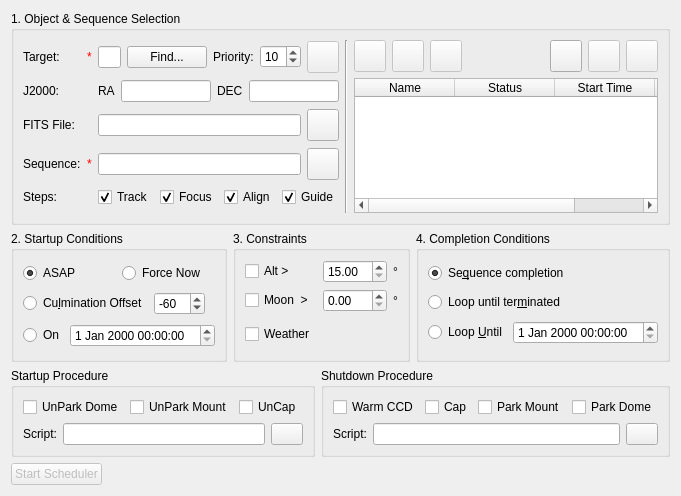
KDE/kstars, file kstars/ekos/scheduler.ui: the form before one commit.
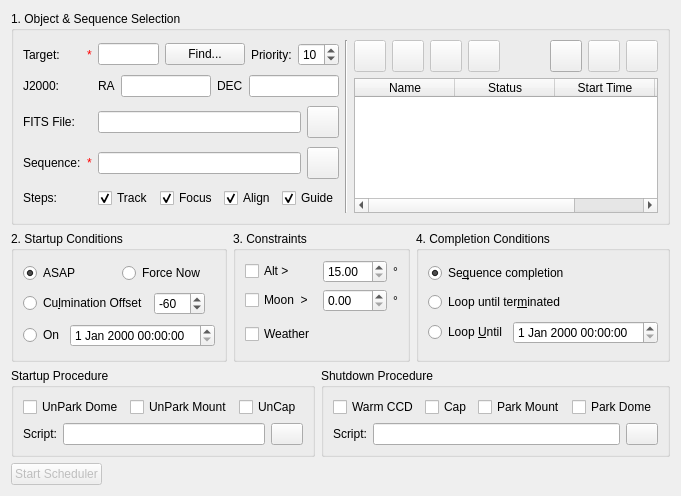
The form after the commit. Custom widgets are drawn as their Qt base class.

What changed in the file:
```diff
--- a/kstars/ekos/scheduler.ui
+++ b/kstars/ekos/scheduler.ui
@@ -186,31 +186,6 @@
             </property>
            </widget>
           </item>
-          <item>
-           <widget class="QPushButton" name="mosaicB">
-            <property name="enabled">
-             <bool>false</bool>
-            </property>
-            <property name="minimumSize">
-             <size>
-              <width>32</width>
-              <height>32</height>
-             </size>
-            </property>
-            <property name="maximumSize">
-             <size>
-              <width>32</width>
-              <height>32</height>
-             </size>
-            </property>
-            <property name="toolTip">
-             <string>Create mosaic job</string>
-            </property>
-            <property name="text">
-             <string/>
-            </property>
-           </widget>
-          </item>
          </layout>
         </item>
         <item row="3" column="0">
@@ -376,6 +351,31 @@
             </property>
            </widget>
           </item>
+          <item>
+           <widget class="QPushButton" name="mosaicB">
+            <property name="enabled">
+             <bool>false</bool>
+            </property>
+            <property name="minimumSize">
+             <size>
+              <width>32</width>
+              <height>32</height>
+             </size>
+            </property>
+            <property name="maximumSize">
+             <size>
+              <width>32</width>
+              <height>32</height>
+             </size>
+            </property>
+            <property name="toolTip">
+             <string>Create mosaic job</string>
+            </property>
+            <property name="text">
+             <string/>
+            </property>
+           </widget>
+          </item>
           <item>
            <spacer name="horizontalSpacer">
             <property name="orientation">
```
Left out of the diff: 6 changed lines with no effect on the pictures.
